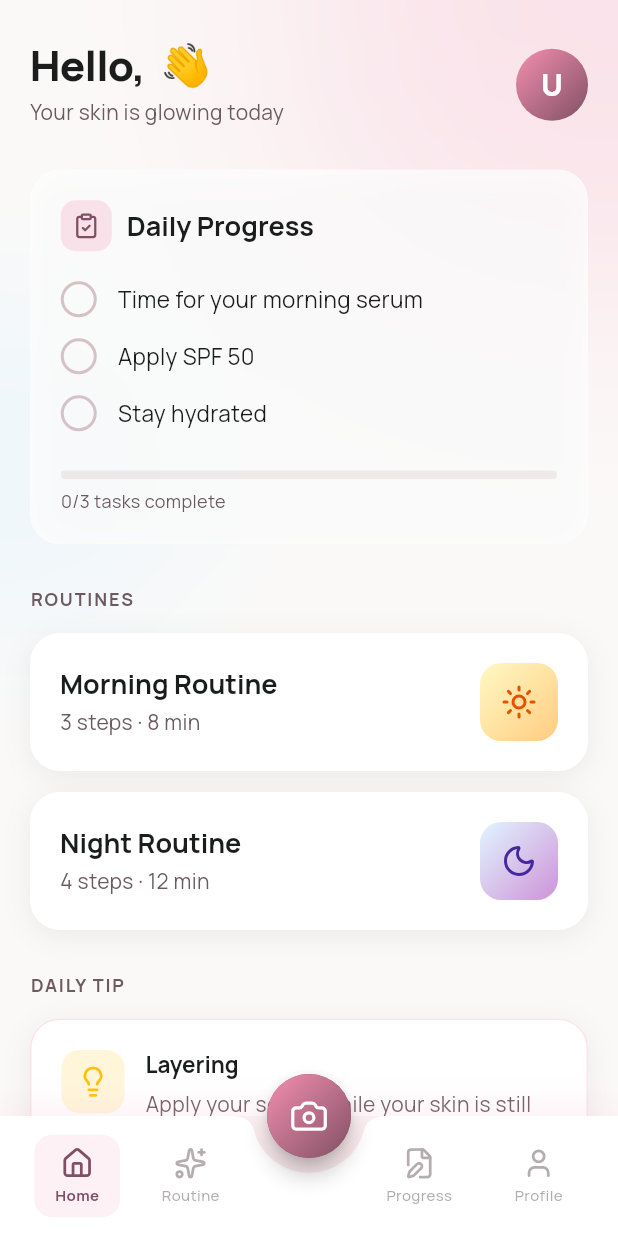
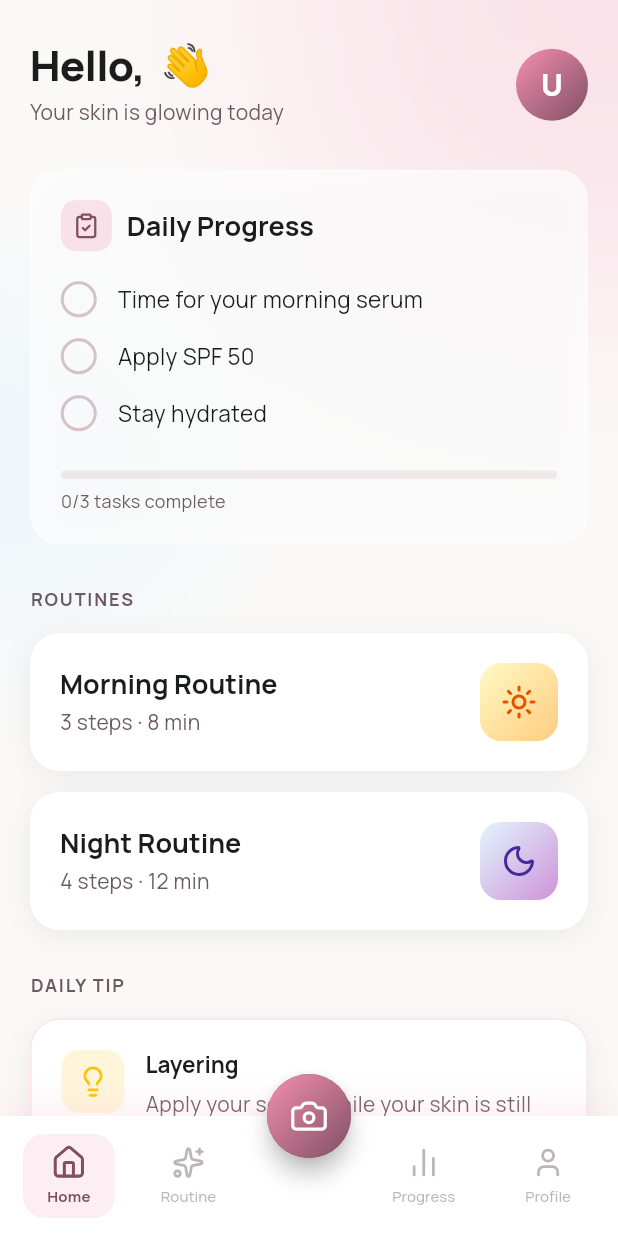
Before and after one commit to jdhwani0923/skinly_app, a Flutter app: the HomeScreen screen opened by its route, on a phone screen of 412 x 824 dp. Run offline on Flutter 3.47's test engine with Material 3 defaults, Android fonts, the light colour scheme and no system bars; our stand-ins replace cloud_firestore, firebase_auth, firebase_core, go_router, google_fonts, lucide_icons; accounts and stored records are empty.

Commit message:
first commit

```diff
--- a/lib/main.dart
+++ b/lib/main.dart
@@ -94,8 +94,8 @@ class _AppShell extends StatelessWidget {
 
   int _selectedIndex(String path) {
     if (path == '/home') return 0;
-    if (path == '/analytics') return 1;
-    if (path == '/recommendations') return 2;
+    if (path == '/recommendations') return 1;
+    if (path == '/analytics') return 2;
     if (path == '/profile') return 3;
     return 0;
   }
@@ -103,8 +103,8 @@ class _AppShell extends StatelessWidget {
   void _onTap(BuildContext context, int index) {
     switch (index) {
       case 0: context.go('/home'); break;
-      case 1: context.go('/recommendations'); break; // Routine
-      case 2: context.go('/analytics'); break; // Progress
+      case 1: context.go('/recommendations'); break;
+      case 2: context.go('/analytics'); break;
       case 3: context.go('/profile'); break;
     }
   }
@@ -115,7 +115,9 @@ class _AppShell extends StatelessWidget {
 
     return Scaffold(
       body: child,
-      floatingActionButton: FloatingActionButton(
+      floatingActionButton: Tooltip(
+        message: 'Skin Analysis',
+        child: FloatingActionButton(
           onPressed: () => context.push('/detection'),
           backgroundColor: AppTheme.primary,
           elevation: 6,
@@ -129,13 +131,15 @@ class _AppShell extends StatelessWidget {
             child: const Icon(LucideIcons.camera, color: Colors.white, size: 26),
           ),
         ),
+      ),
       floatingActionButtonLocation: FloatingActionButtonLocation.centerDocked,
       bottomNavigationBar: Container(
         decoration: BoxDecoration(
+          color: AppTheme.surface,
           boxShadow: [
             BoxShadow(
-              color: const Color(0xFFF8BBD0).withValues(alpha: 0.25),
-              blurRadius: 20,
+              color: const Color(0xFFF8BBD0).withValues(alpha: 0.3),
+              blurRadius: 24,
               offset: const Offset(0, -4),
             )
           ],
@@ -145,13 +149,14 @@ class _AppShell extends StatelessWidget {
           elevation: 0,
           shape: const CircularNotchedRectangle(),
           notchMargin: 10,
+          padding: const EdgeInsets.symmetric(horizontal: 8, vertical: 6),
           child: Row(
             mainAxisAlignment: MainAxisAlignment.spaceAround,
             children: [
               _NavItem(icon: LucideIcons.home, label: 'Home', index: 0, selectedIndex: selectedIndex, onTap: _onTap),
-              _NavItem(icon: LucideIcons.sparkles, label: 'Routine', index: 1, selectedIndex: selectedIndex == 2 ? 1 : selectedIndex, onTap: _onTap),
-              const SizedBox(width: 56), // FAB notch
-              _NavItem(icon: LucideIcons.fileEdit, label: 'Progress', index: 2, selectedIndex: selectedIndex == 1 ? 2 : selectedIndex, onTap: _onTap),
+              _NavItem(icon: LucideIcons.sparkles, label: 'Routine', index: 1, selectedIndex: selectedIndex, onTap: _onTap),
+              const SizedBox(width: 56),
+              _NavItem(icon: LucideIcons.barChart2, label: 'Progress', index: 2, selectedIndex: selectedIndex, onTap: _onTap),
               _NavItem(icon: LucideIcons.user, label: 'Profile', index: 3, selectedIndex: selectedIndex, onTap: _onTap),
             ],
           ),
@@ -171,27 +176,43 @@ class _NavItem extends StatelessWidget {
   @override
   Widget build(BuildContext context) {
     final isSelected = index == selectedIndex;
-    return GestureDetector(
+    return InkWell(
       onTap: () => onTap(context, index),
+      borderRadius: BorderRadius.circular(14),
+      splashColor: AppTheme.primary.withValues(alpha: 0.1),
+      highlightColor: Colors.transparent,
       child: AnimatedContainer(
         duration: const Duration(milliseconds: 200),
-        padding: const EdgeInsets.symmetric(horizontal: 14, vertical: 8),
-        decoration: isSelected ? BoxDecoration(
-          color: AppTheme.primaryContainer.withValues(alpha: 0.2),
-          borderRadius: BorderRadius.circular(12),
-        ) : null,
+        curve: Curves.easeInOut,
+        padding: const EdgeInsets.symmetric(horizontal: 16, vertical: 8),
+        decoration: isSelected
+            ? BoxDecoration(
+                color: AppTheme.primaryContainer.withValues(alpha: 0.25),
+                borderRadius: BorderRadius.circular(14),
+              )
+            : null,
         child: Column(
           mainAxisSize: MainAxisSize.min,
           children: [
-            Icon(icon, size: 22,
-                color: isSelected ? AppTheme.primary : AppTheme.secondary.withValues(alpha: 0.5)),
-            const SizedBox(height: 3),
-            Text(label,
+            AnimatedScale(
+              scale: isSelected ? 1.1 : 1.0,
+              duration: const Duration(milliseconds: 200),
+              child: Icon(
+                icon,
+                size: 22,
+                color: isSelected ? AppTheme.primary : AppTheme.secondary.withValues(alpha: 0.45),
+              ),
+            ),
+            const SizedBox(height: 4),
+            Text(
+              label,
               style: TextStyle(
                 fontSize: 10,
                 fontWeight: isSelected ? FontWeight.w700 : FontWeight.w500,
-                  color: isSelected ? AppTheme.primary : AppTheme.secondary.withValues(alpha: 0.5),
-                )),
+                color: isSelected ? AppTheme.primary : AppTheme.secondary.withValues(alpha: 0.45),
+                letterSpacing: isSelected ? 0.2 : 0,
+              ),
+            ),
           ],
         ),
       ),
--- a/pubspec.yaml
+++ b/pubspec.yaml
@@ -19,7 +19,7 @@ publish_to: 'none' # Remove this line if you wish to publish to pub.dev
 version: 1.0.0+1
 
 environment:
-  sdk: ^3.11.0
+  sdk: ">=3.10.0 <4.0.0"
 
 # Dependencies specify other packages that your package needs in order to work.
 # To automatically upgrade your package dependencies to the latest versions
```
Also changed, not shown: lib/services/auth_service.dart (+13 -8 lines), lib/services/database_service.dart (+51 -21 lines), .claude/settings.json (added), pubspec.lock, 3 other files. Lines whose indentation alone changed are shown as unchanged.
